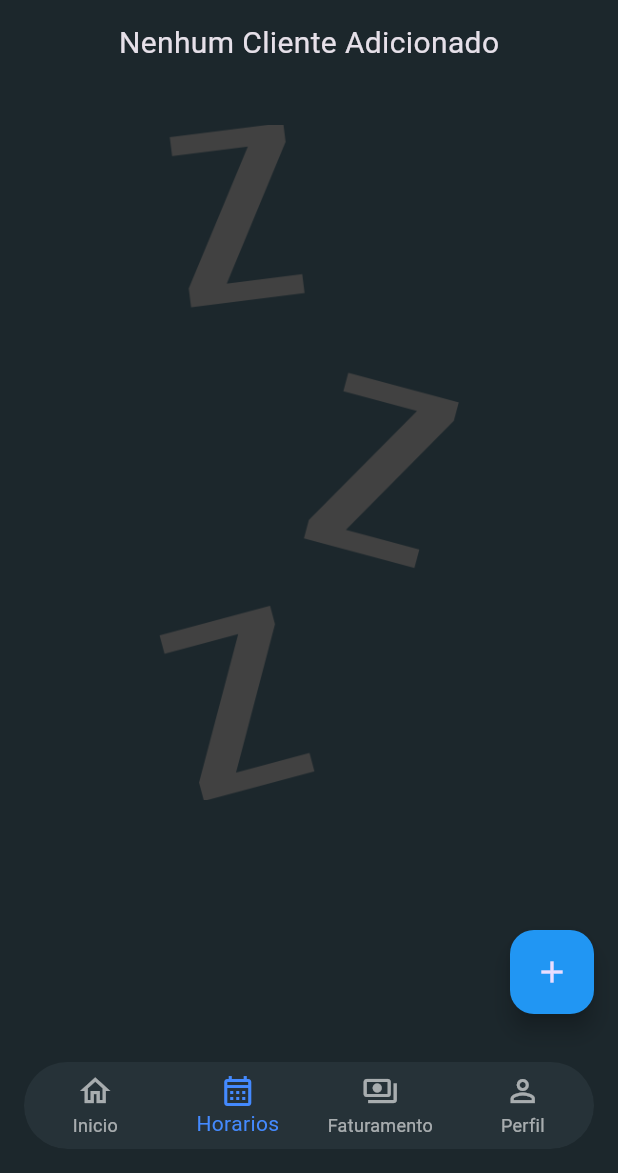
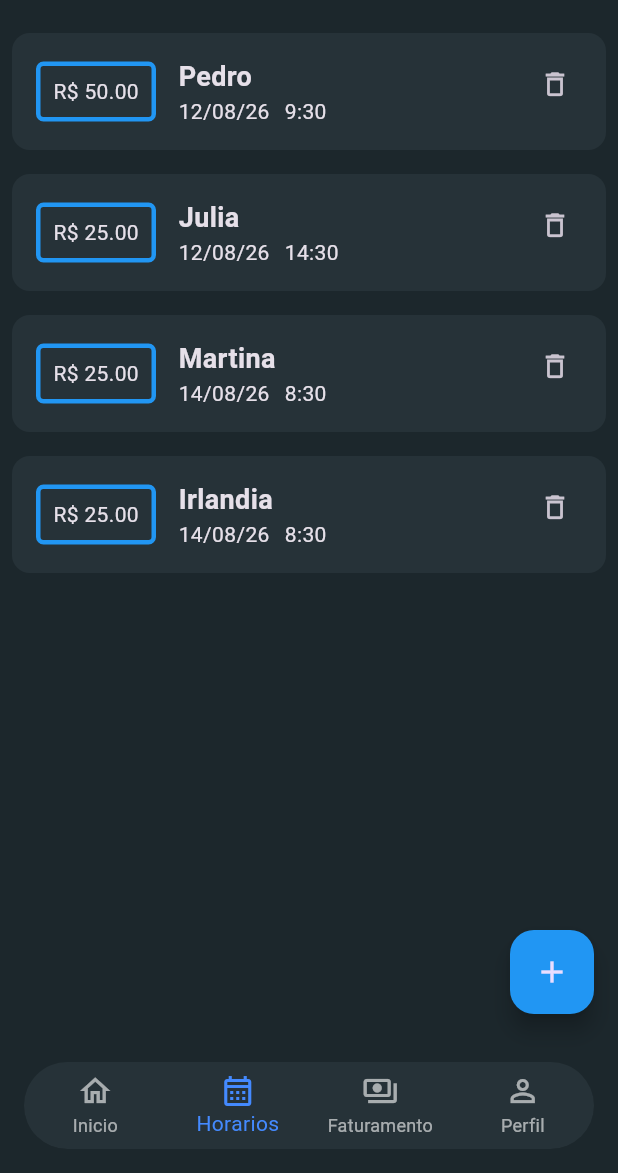
Before and after one commit to pedro-icaro/Agendify, a Flutter app: the screen it shows after launch, item 2 of the bottom bar chosen, on a phone screen of 412 x 824 dp, the part 63-1236 px from its top. Run offline on Flutter 3.47's test engine with Material 3 defaults, Android fonts, the light colour scheme and no system bars.

Commit message:
feat: trocando variavel de clientes para pagina home e calculando o valor do card faturamento de forma dinamica

```diff
--- a/lib/components/conteudo_home.dart
+++ b/lib/components/conteudo_home.dart
@@ -7,8 +7,9 @@ import 'package:agendify/models/clientes_models.dart';
 import 'package:flutter/material.dart';
 
 class ConteudoHome extends StatefulWidget {
+  final List lista;
   String nomeAtual;
-  ConteudoHome({required this.nomeAtual, super.key});
+  ConteudoHome({required this.lista, required this.nomeAtual, super.key});
 
   @override
   State<ConteudoHome> createState() => _ConteudoHomeState();
@@ -23,7 +24,7 @@ class _ConteudoHomeState extends State<ConteudoHome> {
         children: [
           SubtituloHome(nome: widget.nomeAtual),
           SizedBox(height: 20),
-          Center(child: FaturamentoCard()),
+          Center(child: FaturamentoCard(lista: widget.lista)),
           SizedBox(height: 20),
           Column(
             crossAxisAlignment: CrossAxisAlignment.start,
--- a/lib/components/lista_clientes.dart
+++ b/lib/components/lista_clientes.dart
@@ -3,7 +3,8 @@ import 'package:agendify/models/clientes_models.dart';
 import 'package:flutter/material.dart';
 
 class ListaClientes extends StatefulWidget {
-  const ListaClientes({super.key});
+  final List<ClientesModels> lista;
+  const ListaClientes({required this.lista, super.key});
 
   @override
   State<ListaClientes> createState() => _ListaClientesState();
@@ -24,7 +25,7 @@ class _ListaClientesState extends State<ListaClientes> {
     if (nomeDigitado.isEmpty) return;
 
     setState(() {
-      listaUsuarios.add(
+      widget.lista.add(
         ClientesModels(
           nome: nomeDigitado,
           data: dataDigitada,
@@ -40,25 +41,37 @@ class _ListaClientesState extends State<ListaClientes> {
     horaControler.clear();
   }
 
-  final List<ClientesModels> listaUsuarios = [
-
-  ];
   @override
   Widget build(BuildContext context) {
     return Scaffold(
-      body: listaUsuarios.isEmpty ? Center(
-        child: Column(children: [Text("Nenhum Cliente Adicionado",style: TextStyle(fontSize: 20,),),SizedBox(height: 40,),
-        Image.asset("assets/images/Waiting.png",width: 200,height: 450,fit: BoxFit.cover,)],),
-      ): ListView.builder(
+      body: widget.lista.isEmpty
+          ? Center(
+              child: Column(
+                children: [
+                  Text(
+                    "Nenhum Cliente Adicionado",
+                    style: TextStyle(fontSize: 20),
+                  ),
+                  SizedBox(height: 40),
+                  Image.asset(
+                    "assets/images/Waiting.png",
+                    width: 200,
+                    height: 450,
+                    fit: BoxFit.cover,
+                  ),
+                ],
+              ),
+            )
+          : ListView.builder(
               shrinkWrap: true,
               physics: const NeverScrollableScrollPhysics(),
-        itemCount: listaUsuarios.length,
+              itemCount: widget.lista.length,
               itemBuilder: (context, index) {
                 return ClienteCard(
-            clientesModelo: listaUsuarios[index],
+                  clientesModelo: widget.lista[index],
                   deletar: () {
                     setState(() {
-                listaUsuarios.removeAt(index);
+                      widget.lista.removeAt(index);
                     });
                   },
                 );
--- a/lib/pages/home_page.dart
+++ b/lib/pages/home_page.dart
@@ -1,6 +1,7 @@
 import 'package:agendify/components/conteudo_home.dart';
 import 'package:agendify/components/faturamento_card.dart';
 import 'package:agendify/components/subtitulo_home.dart';
+import 'package:agendify/models/clientes_models.dart';
 import 'package:agendify/pages/faturamento.dart';
 import 'package:agendify/pages/horarios_page.dart';
 import 'package:agendify/pages/perfil.dart';
@@ -14,6 +15,32 @@ class HomePage extends StatefulWidget {
 }
 
 class _HomePageState extends State<HomePage> {
+   final List<ClientesModels> listaUsuarios = [
+    ClientesModels(
+      nome: "Pedro",
+      data: "12/08/26",
+      horario: "9:30",
+      valor: 50.00,
+    ),
+    ClientesModels(
+      nome: "Julia",
+      data: "12/08/26",
+      horario: "14:30",
+      valor: 25.00,
+    ),
+    ClientesModels(
+      nome: "Martina",
+      data: "14/08/26",
+      horario: "8:30",
+      valor: 25.00,
+    ),
+    ClientesModels(
+      nome: "Irlandia",
+      data: "14/08/26",
+      horario: "8:30",
+      valor: 25.00,
+    ),
+  ];
   String nomeUsuario = "Pedro";
   int _navegacaoindex = 0;
 
@@ -26,11 +53,13 @@ class _HomePageState extends State<HomePage> {
   @override
   Widget build(BuildContext context) {
     final List<Widget> _telas = [
-      ConteudoHome(nomeAtual: nomeUsuario),
-      HorariosPage(),
-      Faturamento(),
-      Perfil(nomeAtual: nomeUsuario, funcao: atualizarNome),
+      ConteudoHome(nomeAtual: nomeUsuario,lista: listaUsuarios,),
+      HorariosPage(lista: listaUsuarios),
+      Faturamento(lista: listaUsuarios),
+      Perfil(nomeAtual: nomeUsuario, funcao: atualizarNome,lista: listaUsuarios,),
     ];
+
+
     return Scaffold(
       appBar: AppBar(
         title: Text("Agendify"),
--- a/lib/pages/horarios_page.dart
+++ b/lib/pages/horarios_page.dart
@@ -4,18 +4,16 @@ import 'package:agendify/models/clientes_models.dart';
 import 'package:flutter/material.dart';
 
 class HorariosPage extends StatefulWidget {
-  const HorariosPage({super.key});
+  final List<ClientesModels> lista;
+  const HorariosPage({required this.lista, super.key});
 
   @override
   State<HorariosPage> createState() => _HorariosPageState();
 }
 
 class _HorariosPageState extends State<HorariosPage> {
-
   @override
   Widget build(BuildContext context) {
-    return Scaffold(
-      body: ListaClientes(),
-    );
+    return Scaffold(body: ListaClientes(lista: widget.lista));
   }
 }
--- a/lib/pages/perfil.dart
+++ b/lib/pages/perfil.dart
@@ -2,9 +2,10 @@ import 'package:agendify/components/faturamento_card.dart';
 import 'package:flutter/material.dart';
 
 class Perfil extends StatefulWidget {
+  final List lista;
   String nomeAtual;
   void Function(String) funcao;
-  Perfil({required this.nomeAtual, required this.funcao, super.key});
+  Perfil({required this.lista ,required this.nomeAtual, required this.funcao, super.key});
 
   @override
   State<Perfil> createState() => _PerfilState();
@@ -91,7 +92,7 @@ class _PerfilState extends State<Perfil> {
               SizedBox(height: 20),
               Padding(
                 padding: const EdgeInsets.only(right: 20),
-                child: FaturamentoCard(),
+                child: FaturamentoCard(lista: widget.lista),
               ),
             ],
           ),
```
Also changed, not shown: lib/components/faturamento_card.dart (+14 -7 lines), lib/pages/faturamento.dart (+3 -43 lines). Lines whose indentation alone changed are shown as unchanged.
